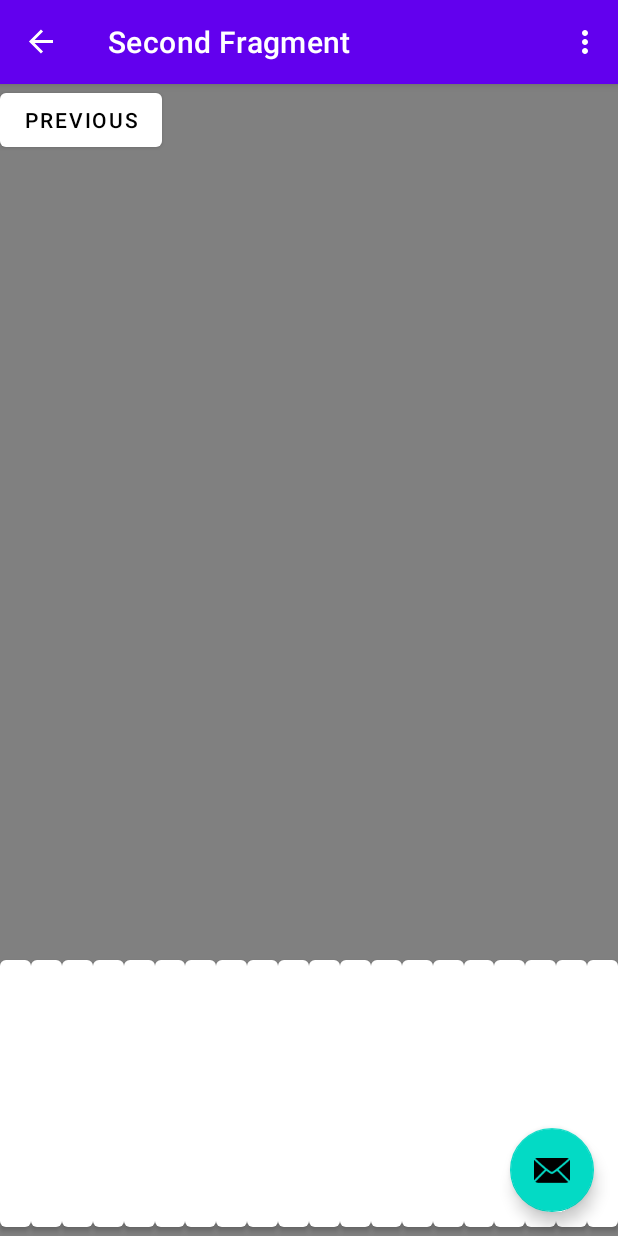
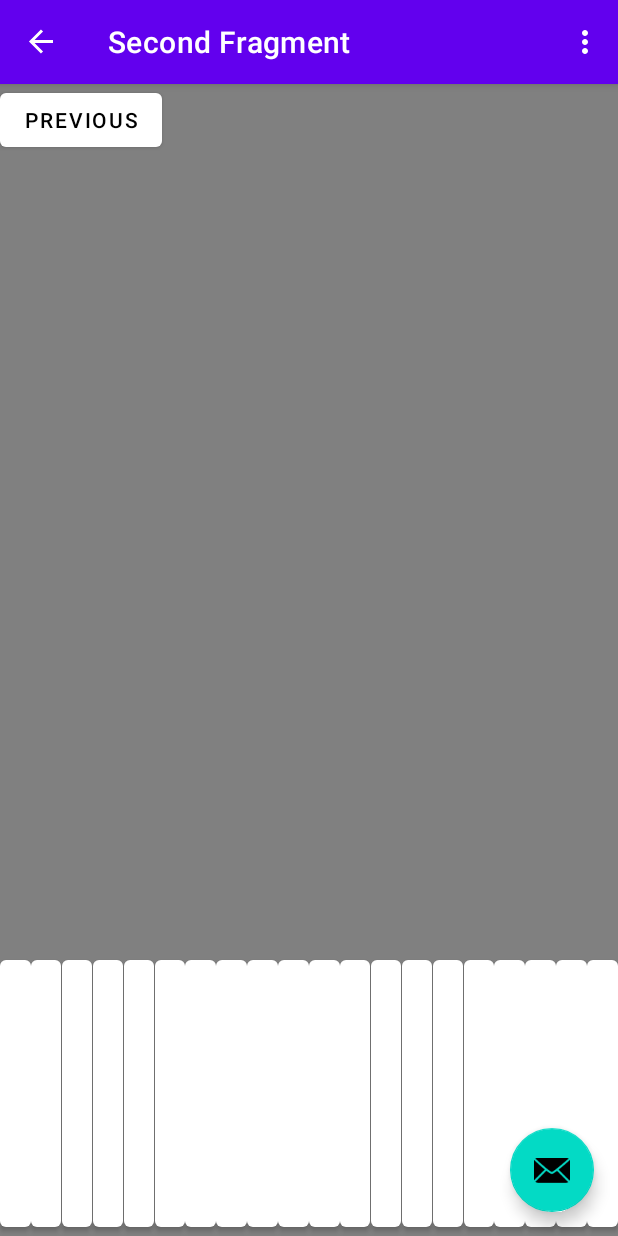
Before and after one commit to DavidRadberg/PitchTrainer, an Android app: the SecondFragment screen opened through its navigation route, on a phone screen of 412 x 824 dp. Run offline under Robolectric (Android 15) with nearby library versions, the phone set to English and light mode, and no system bars; our stand-ins replace navigation-ui.

Commit message:
Seperating the keys

```diff
--- a/app/src/main/res/layout/fragment_second.xml
+++ b/app/src/main/res/layout/fragment_second.xml
@@ -154,6 +154,140 @@
         android:orientation="vertical"
         app:layout_constraintGuide_percent="1.0" />
 
+    <androidx.constraintlayout.widget.Guideline
+        android:id="@+id/guideline_05d"
+        android:layout_width="wrap_content"
+        android:layout_height="wrap_content"
+        android:orientation="vertical"
+        app:layout_constraintGuide_percent=".0495" />
+
+
+    <androidx.constraintlayout.widget.Guideline
+        android:id="@+id/guideline_10d"
+        android:layout_width="wrap_content"
+        android:layout_height="wrap_content"
+        android:orientation="vertical"
+        app:layout_constraintGuide_percent=".0995" />
+
+    <androidx.constraintlayout.widget.Guideline
+        android:id="@+id/guideline_15d"
+        android:layout_width="wrap_content"
+        android:layout_height="wrap_content"
+        android:orientation="vertical"
+        app:layout_constraintGuide_percent=".1495" />
+
+    <androidx.constraintlayout.widget.Guideline
+        android:id="@+id/guideline_20d"
+        android:layout_width="wrap_content"
+        android:layout_height="wrap_content"
+        android:orientation="vertical"
+        app:layout_constraintGuide_percent=".1995" />
+
+    <androidx.constraintlayout.widget.Guideline
+        android:id="@+id/guideline_25d"
+        android:layout_width="wrap_content"
+        android:layout_height="wrap_content"
+        android:orientation="vertical"
+        app:layout_constraintGuide_percent=".2495" />
+
+    <androidx.constraintlayout.widget.Guideline
+        android:id="@+id/guideline_30d"
+        android:layout_width="wrap_content"
+        android:layout_height="wrap_content"
+        android:orientation="vertical"
+        app:layout_constraintGuide_percent=".2995" />
+
+    <androidx.constraintlayout.widget.Guideline
+        android:id="@+id/guideline_35d"
+        android:layout_width="wrap_content"
+        android:layout_height="wrap_content"
+        android:orientation="vertical"
+        app:layout_constraintGuide_percent=".3495" />
+
+    <androidx.constraintlayout.widget.Guideline
+        android:id="@+id/guideline_40d"
+        android:layout_width="wrap_content"
+        android:layout_height="wrap_content"
+        android:orientation="vertical"
+        app:layout_constraintGuide_percent=".3995" />
+
+    <androidx.constraintlayout.widget.Guideline
+        android:id="@+id/guideline_45d"
+        android:layout_width="wrap_content"
+        android:layout_height="wrap_content"
+        android:orientation="vertical"
+        app:layout_constraintGuide_percent=".4495" />
+
+    <androidx.constraintlayout.widget.Guideline
+        android:id="@+id/guideline_50d"
+        android:layout_width="wrap_content"
+        android:layout_height="wrap_content"
+        android:orientation="vertical"
+        app:layout_constraintGuide_percent=".4995" />
+
+    <androidx.constraintlayout.widget.Guideline
+        android:id="@+id/guideline_55d"
+        android:layout_width="wrap_content"
+        android:layout_height="wrap_content"
+        android:orientation="vertical"
+        app:layout_constraintGuide_percent=".5495" />
+
+    <androidx.constraintlayout.widget.Guideline
+        android:id="@+id/guideline_60d"
+        android:layout_width="wrap_content"
+        android:layout_height="wrap_content"
+        android:orientation="vertical"
+        app:layout_constraintGuide_percent=".5995" />
+
+    <androidx.constraintlayout.widget.Guideline
+        android:id="@+id/guideline_65d"
+        android:layout_width="wrap_content"
+        android:layout_height="wrap_content"
+        android:orientation="vertical"
+        app:layout_constraintGuide_percent=".6495" />
+
+    <androidx.constraintlayout.widget.Guideline
+        android:id="@+id/guideline_70d"
+        android:layout_width="wrap_content"
+        android:layout_height="wrap_content"
+        android:orientation="vertical"
+        app:layout_constraintGuide_percent=".6995" />
+
+    <androidx.constraintlayout.widget.Guideline
+        android:id="@+id/guideline_75d"
+        android:layout_width="wrap_content"
+        android:layout_height="wrap_content"
+        android:orientation="vertical"
+        app:layout_constraintGuide_percent=".7495" />
+
+    <androidx.constraintlayout.widget.Guideline
+        android:id="@+id/guideline_80d"
+        android:layout_width="wrap_content"
+        android:layout_height="wrap_content"
+        android:orientation="vertical"
+        app:layout_constraintGuide_percent=".7995" />
+
+    <androidx.constraintlayout.widget.Guideline
+        android:id="@+id/guideline_85d"
+        android:layout_width="wrap_content"
+        android:layout_height="wrap_content"
+        android:orientation="vertical"
+        app:layout_constraintGuide_percent=".8495" />
+
+    <androidx.constraintlayout.widget.Guideline
+        android:id="@+id/guideline_90d"
+        android:layout_width="wrap_content"
+        android:layout_height="wrap_content"
+        android:orientation="vertical"
+        app:layout_constraintGuide_percent=".8995" />
+
+    <androidx.constraintlayout.widget.Guideline
+        android:id="@+id/guideline_95d"
+        android:layout_width="wrap_content"
+        android:layout_height="wrap_content"
+        android:orientation="vertical"
+        app:layout_constraintGuide_percent=".9495" />
+
     <TextView
         android:id="@+id/textview_second"
         android:layout_width="wrap_content"
@@ -179,7 +313,7 @@
 
         android:theme="@style/Button.White"
         app:layout_constraintBottom_toBottomOf="parent"
-        app:layout_constraintEnd_toStartOf="@+id/guideline_05"
+        app:layout_constraintEnd_toStartOf="@+id/guideline_05d"
         app:layout_constraintLeft_toLeftOf="@+id/guideline_00"
         app:layout_constraintStart_toStartOf="@+id/guideline_00" />
 
@@ -190,7 +324,7 @@
 
         android:theme="@style/Button.White"
         app:layout_constraintBottom_toBottomOf="parent"
-        app:layout_constraintEnd_toStartOf="@+id/guideline_10"
+        app:layout_constraintEnd_toStartOf="@+id/guideline_10d"
         app:layout_constraintLeft_toLeftOf="@+id/guideline_05"
         app:layout_constraintStart_toStartOf="@+id/guideline_05" />
 
@@ -201,7 +335,7 @@
 
         android:theme="@style/Button.White"
         app:layout_constraintBottom_toBottomOf="parent"
-        app:layout_constraintEnd_toStartOf="@+id/guideline_15"
+        app:layout_constraintEnd_toStartOf="@+id/guideline_15d"
         app:layout_constraintLeft_toLeftOf="@+id/guideline_10"
         app:layout_constraintStart_toStartOf="@+id/guideline_10" />
 
@@ -212,7 +346,7 @@
 
         android:theme="@style/Button.White"
         app:layout_constraintBottom_toBottomOf="parent"
-        app:layout_constraintEnd_toStartOf="@+id/guideline_20"
+        app:layout_constraintEnd_toStartOf="@+id/guideline_20d"
         app:layout_constraintLeft_toLeftOf="@+id/guideline_15"
         app:layout_constraintStart_toStartOf="@+id/guideline_15" />
 
@@ -223,7 +357,7 @@
 
         android:theme="@style/Button.White"
         app:layout_constraintBottom_toBottomOf="parent"
-        app:layout_constraintEnd_toStartOf="@+id/guideline_25"
+        app:layout_constraintEnd_toStartOf="@+id/guideline_25d"
         app:layout_constraintLeft_toLeftOf="@+id/guideline_20"
         app:layout_constraintStart_toStartOf="@+id/guideline_20" />
 
@@ -234,7 +368,7 @@
 
         android:theme="@style/Button.White"
         app:layout_constraintBottom_toBottomOf="parent"
-        app:layout_constraintEnd_toStartOf="@+id/guideline_30"
+        app:layout_constraintEnd_toStartOf="@+id/guideline_30d"
         app:layout_constraintLeft_toLeftOf="@+id/guideline_25"
         app:layout_constraintStart_toStartOf="@+id/guideline_25" />
 
@@ -245,7 +379,7 @@
 
         android:theme="@style/Button.White"
         app:layout_constraintBottom_toBottomOf="parent"
-        app:layout_constraintEnd_toStartOf="@+id/guideline_35"
+        app:layout_constraintEnd_toStartOf="@+id/guideline_35d"
         app:layout_constraintLeft_toLeftOf="@+id/guideline_30"
         app:layout_constraintStart_toStartOf="@+id/guideline_30" />
 
@@ -256,7 +390,7 @@
 
         android:theme="@style/Button.White"
         app:layout_constraintBottom_toBottomOf="parent"
-        app:layout_constraintEnd_toStartOf="@+id/guideline_40"
+        app:layout_constraintEnd_toStartOf="@+id/guideline_40d"
         app:layout_constraintLeft_toLeftOf="@+id/guideline_35"
         app:layout_constraintStart_toStartOf="@+id/guideline_35" />
 
@@ -267,7 +401,7 @@
 
         android:theme="@style/Button.White"
         app:layout_constraintBottom_toBottomOf="parent"
-        app:layout_constraintEnd_toStartOf="@+id/guideline_45"
+        app:layout_constraintEnd_toStartOf="@+id/guideline_45d"
         app:layout_constraintLeft_toLeftOf="@+id/guideline_40"
         app:layout_constraintStart_toStartOf="@+id/guideline_40" />
 
@@ -278,7 +412,7 @@
 
         android:theme="@style/Button.White"
         app:layout_constraintBottom_toBottomOf="parent"
-        app:layout_constraintEnd_toStartOf="@+id/guideline_50"
+        app:layout_constraintEnd_toStartOf="@+id/guideline_50d"
         app:layout_constraintLeft_toLeftOf="@+id/guideline_45"
         app:layout_constraintStart_toStartOf="@+id/guideline_45" />
 
@@ -289,7 +423,7 @@
 
         android:theme="@style/Button.White"
         app:layout_constraintBottom_toBottomOf="parent"
-        app:layout_constraintEnd_toStartOf="@+id/guideline_55"
+        app:layout_constraintEnd_toStartOf="@+id/guideline_55d"
         app:layout_constraintLeft_toLeftOf="@+id/guideline_50"
         app:layout_constraintStart_toStartOf="@+id/guideline_50" />
 
@@ -300,7 +434,7 @@
 
         android:theme="@style/Button.White"
         app:layout_constraintBottom_toBottomOf="parent"
-        app:layout_constraintEnd_toStartOf="@+id/guideline_60"
+        app:layout_constraintEnd_toStartOf="@+id/guideline_60d"
         app:layout_constraintLeft_toLeftOf="@+id/guideline_55"
         app:layout_constraintStart_toStartOf="@+id/guideline_55" />
 
@@ -311,7 +445,7 @@
 
         android:theme="@style/Button.White"
         app:layout_constraintBottom_toBottomOf="parent"
-        app:layout_constraintEnd_toStartOf="@+id/guideline_65"
+        app:layout_constraintEnd_toStartOf="@+id/guideline_65d"
         app:layout_constraintLeft_toLeftOf="@+id/guideline_60"
         app:layout_constraintStart_toStartOf="@+id/guideline_60" />
 
@@ -322,7 +456,7 @@
 
         android:theme="@style/Button.White"
         app:layout_constraintBottom_toBottomOf="parent"
-        app:layout_constraintEnd_toStartOf="@+id/guideline_70"
+        app:layout_constraintEnd_toStartOf="@+id/guideline_70d"
         app:layout_constraintLeft_toLeftOf="@+id/guideline_65"
         app:layout_constraintStart_toStartOf="@+id/guideline_65" />
 
@@ -333,7 +467,7 @@
 
         android:theme="@style/Button.White"
         app:layout_constraintBottom_toBottomOf="parent"
-        app:layout_constraintEnd_toStartOf="@+id/guideline_75"
+        app:layout_constraintEnd_toStartOf="@+id/guideline_75d"
         app:layout_constraintLeft_toLeftOf="@+id/guideline_70"
         app:layout_constraintStart_toStartOf="@+id/guideline_70" />
 
@@ -344,7 +478,7 @@
 
         android:theme="@style/Button.White"
         app:layout_constraintBottom_toBottomOf="parent"
-        app:layout_constraintEnd_toStartOf="@+id/guideline_80"
+        app:layout_constraintEnd_toStartOf="@+id/guideline_80d"
         app:layout_constraintLeft_toLeftOf="@+id/guideline_75"
         app:layout_constraintStart_toStartOf="@+id/guideline_75" />
 
@@ -355,7 +489,7 @@
 
         android:theme="@style/Button.White"
         app:layout_constraintBottom_toBottomOf="parent"
-        app:layout_constraintEnd_toStartOf="@+id/guideline_85"
+        app:layout_constraintEnd_toStartOf="@+id/guideline_85d"
         app:layout_constraintLeft_toLeftOf="@+id/guideline_80"
         app:layout_constraintStart_toStartOf="@+id/guideline_80" />
 
@@ -366,7 +500,7 @@
 
         android:theme="@style/Button.White"
         app:layout_constraintBottom_toBottomOf="parent"
-        app:layout_constraintEnd_toStartOf="@+id/guideline_90"
+        app:layout_constraintEnd_toStartOf="@+id/guideline_90d"
         app:layout_constraintLeft_toLeftOf="@+id/guideline_85"
         app:layout_constraintStart_toStartOf="@+id/guideline_85" />
 
@@ -377,7 +511,7 @@
 
         android:theme="@style/Button.White"
         app:layout_constraintBottom_toBottomOf="parent"
-        app:layout_constraintEnd_toStartOf="@+id/guideline_95"
+        app:layout_constraintEnd_toStartOf="@+id/guideline_95d"
         app:layout_constraintLeft_toLeftOf="@+id/guideline_90"
         app:layout_constraintStart_toStartOf="@+id/guideline_90" />
 
```
